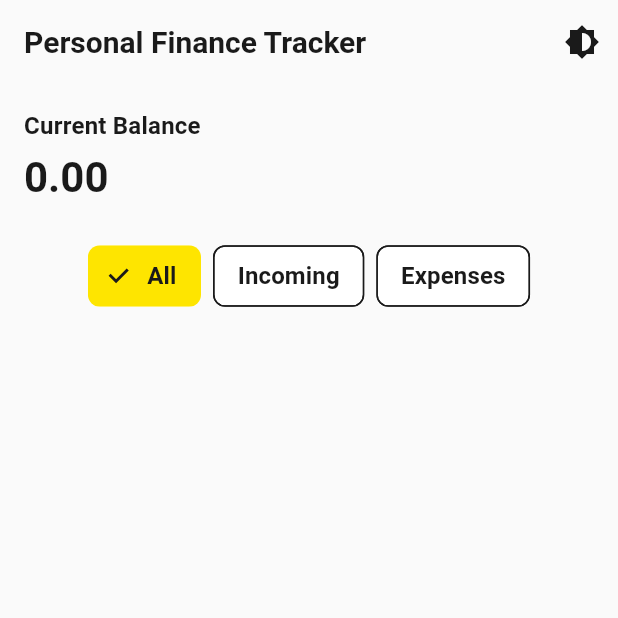
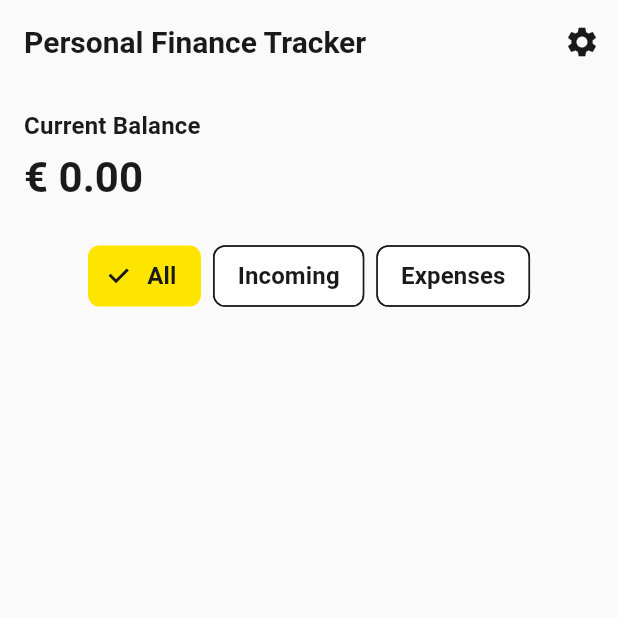
Before and after one commit to annaghiotto/personal_finance_tracker, a Flutter app: the screen it shows after launch, on a phone screen of 412 x 824 dp, the top half of it. Run offline on Flutter 3.47's test engine with Material 3 defaults, Android fonts, the phone set to English and light mode, and no system bars; our stand-ins replace equatable, flutter_bloc, hive, hive_flutter, shared_preferences; accounts and stored records are empty.

```diff
--- a/lib/ui/screens/home_screen.dart
+++ b/lib/ui/screens/home_screen.dart
@@ -7,20 +7,26 @@ import 'package:personal_finance_tracker/cubit/transactions/transaction_state.da
 
 import 'package:personal_finance_tracker/data/models/transaction.dart';
 import 'package:personal_finance_tracker/ui/screens/add_transaction_sheet.dart';
+import 'package:personal_finance_tracker/ui/screens/settings_screen.dart';
 
 class HomeScreen extends StatelessWidget {
   const HomeScreen({super.key});
 
   @override
   Widget build(BuildContext context) {
+
     return Scaffold(
       appBar: AppBar(
         title: const Text('Personal Finance Tracker'),
         actions: [
           IconButton(
-            icon: const Icon(Icons.brightness_6),
+            icon: const Icon(Icons.settings),
             onPressed: () {
-              context.read<SettingsCubit>().toggleTheme();
+              Navigator.of(context).push(
+                MaterialPageRoute(
+                  builder: (_) => const SettingsScreen(),
+                ),
+              );
             },
           ),
         ],
@@ -81,6 +87,7 @@ class _BalanceSection extends StatelessWidget {
   @override
   Widget build(BuildContext context) {
     final textTheme = Theme.of(context).textTheme;
+    final currencySymbol = context.watch<SettingsCubit>().state.currencySymbol;
 
     return Container(
       padding: const EdgeInsets.all(16),
@@ -93,7 +100,7 @@ class _BalanceSection extends StatelessWidget {
           ),
           const SizedBox(height: 4),
           Text(
-            balance.toStringAsFixed(2),
+            "$currencySymbol ${balance.toStringAsFixed(2)}",
             style: textTheme.headlineMedium?.copyWith(
               fontWeight: FontWeight.bold,
             ),
```
Also changed, not shown: lib/ui/screens/settings_screen.dart (added, +49 -0 lines).
